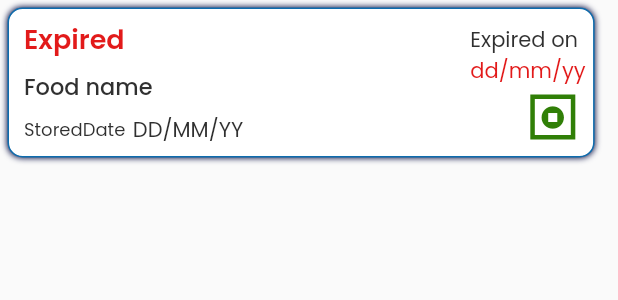
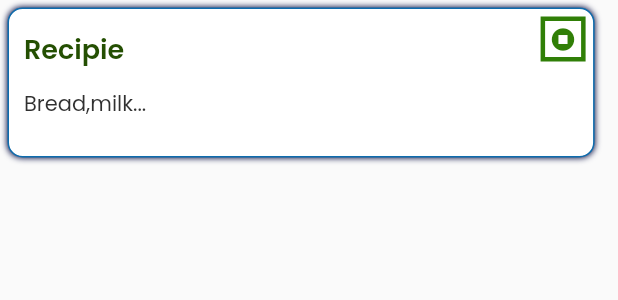
Before and after one commit to subramanyanavada123/rubix22-65-optimise-prime, a Flutter app: the Food1CopyWidget widget shown alone on an empty page, opened directly, on a phone screen of 412 x 824 dp. Shown: the top 300 px of the screen. Run offline on Flutter 3.47's test engine with Material 2 defaults, Android fonts, the phone set to English and light mode, and no system bars; our stand-ins replace auto_size_text, font_awesome_flutter, google_fonts, page_transition, smooth_page_indicator, timeago; missing offline and left inert: json_path.

Commit message:
Updating to latest FlutterFlow output.

```diff
--- a/lib/components/food1_copy_widget.dart
+++ b/lib/components/food1_copy_widget.dart
@@ -11,6 +11,14 @@ class Food1CopyWidget extends StatefulWidget {
 }
 
 class _Food1CopyWidgetState extends State<Food1CopyWidget> {
+  TextEditingController textController;
+
+  @override
+  void initState() {
+    super.initState();
+    textController = TextEditingController();
+  }
+
   @override
   Widget build(BuildContext context) {
     return Padding(
@@ -46,10 +54,10 @@ class _Food1CopyWidgetState extends State<Food1CopyWidget> {
                     mainAxisSize: MainAxisSize.max,
                     children: [
                       Text(
-                        'Expired',
+                        'Recipie',
                         style: FlutterFlowTheme.bodyText1.override(
                           fontFamily: 'Poppins',
-                          color: Color(0xFFE21A1A),
+                          color: Color(0xFF244F02),
                           fontSize: 18,
                           fontWeight: FontWeight.w600,
                         ),
@@ -59,30 +67,39 @@ class _Food1CopyWidgetState extends State<Food1CopyWidget> {
                   Row(
                     mainAxisSize: MainAxisSize.max,
                     children: [
-                      Text(
-                        'Food name',
-                        style: FlutterFlowTheme.bodyText1.override(
-                          fontFamily: 'Poppins',
-                          fontSize: 15,
-                          fontWeight: FontWeight.w500,
+                      Container(
+                        width: 100,
+                        height: 30,
+                        decoration: BoxDecoration(
+                          color: FlutterFlowTheme.tertiaryColor,
                         ),
-                      ),
-                    ],
-                  ),
-                  Row(
-                    mainAxisSize: MainAxisSize.max,
-                    children: [
-                      Text(
-                        'StoredDate',
-                        style: FlutterFlowTheme.bodyText1.override(
-                          fontFamily: 'Poppins',
-                          fontSize: 12,
-                        ),
-                      ),
-                      Padding(
-                        padding: EdgeInsetsDirectional.fromSTEB(5, 0, 0, 0),
-                        child: Text(
-                          'DD/MM/YY',
+                        child: TextFormField(
+                          controller: textController,
+                          obscureText: false,
+                          decoration: InputDecoration(
+                            hintText: 'Bread,milk...',
+                            hintStyle: FlutterFlowTheme.bodyText1,
+                            enabledBorder: UnderlineInputBorder(
+                              borderSide: BorderSide(
+                                color: Color(0x00000000),
+                                width: 1,
+                              ),
+                              borderRadius: const BorderRadius.only(
+                                topLeft: Radius.circular(4.0),
+                                topRight: Radius.circular(4.0),
+                              ),
+                            ),
+                            focusedBorder: UnderlineInputBorder(
+                              borderSide: BorderSide(
+                                color: Color(0x00000000),
+                                width: 1,
+                              ),
+                              borderRadius: const BorderRadius.only(
+                                topLeft: Radius.circular(4.0),
+                                topRight: Radius.circular(4.0),
+                              ),
+                            ),
+                          ),
                           style: FlutterFlowTheme.bodyText1,
                         ),
                       ),
@@ -97,30 +114,6 @@ class _Food1CopyWidgetState extends State<Food1CopyWidget> {
                 mainAxisSize: MainAxisSize.max,
                 crossAxisAlignment: CrossAxisAlignment.start,
                 children: [
-                  Padding(
-                    padding: EdgeInsetsDirectional.fromSTEB(0, 10, 0, 0),
-                    child: Row(
-                      mainAxisSize: MainAxisSize.max,
-                      children: [
-                        Text(
-                          'Expired on',
-                          style: FlutterFlowTheme.bodyText1,
-                        ),
-                      ],
-                    ),
-                  ),
-                  Row(
-                    mainAxisSize: MainAxisSize.max,
-                    children: [
-                      Text(
-                        'dd/mm/yy',
-                        style: FlutterFlowTheme.bodyText1.override(
-                          fontFamily: 'Poppins',
-                          color: Color(0xFFE21A1A),
-                        ),
-                      ),
-                    ],
-                  ),
                   Row(
                     mainAxisSize: MainAxisSize.max,
                     children: [
@@ -145,6 +138,10 @@ class _Food1CopyWidgetState extends State<Food1CopyWidget> {
                       ),
                     ],
                   ),
+                  Row(
+                    mainAxisSize: MainAxisSize.max,
+                    children: [],
+                  ),
                 ],
               ),
             ),
```
Also changed, not shown: lib/recipietemp/recipietemp_widget.dart (+0 -43 lines).
